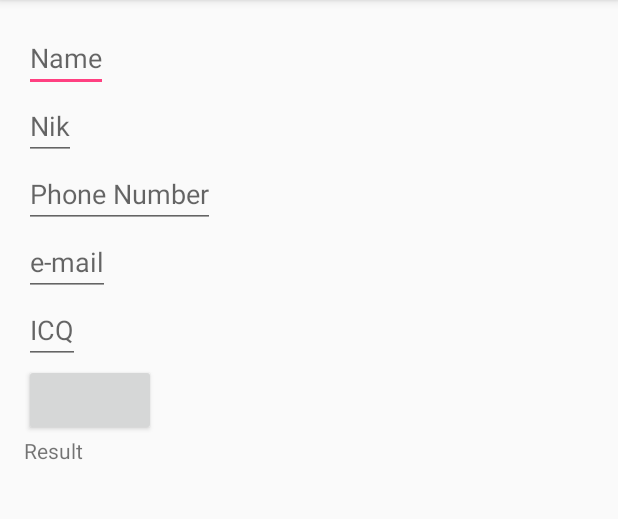
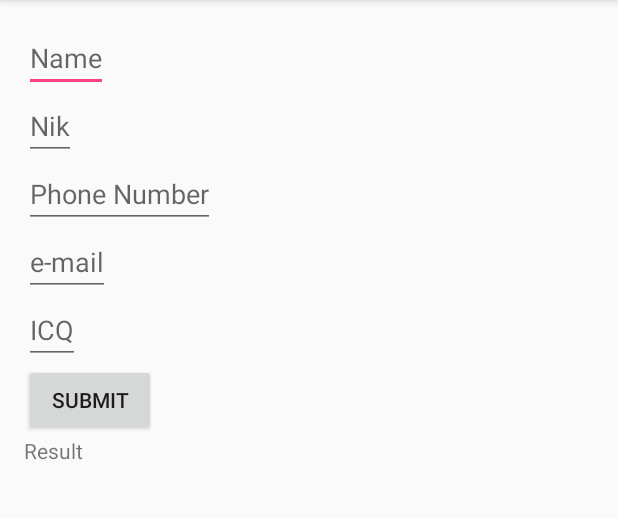
Before and after one commit to DimOOOn91/Test, an Android app: the screen it shows after launch (MainActivity), on a phone screen of 412 x 824 dp, the part 84-603 px from its top. Run offline under Robolectric (Android 15) with nearby library versions, the phone set to English and light mode, and no system bars.

```diff
--- a/app/src/main/java/com/example/dima/test/MainActivity.java
+++ b/app/src/main/java/com/example/dima/test/MainActivity.java
@@ -40,6 +40,11 @@ public class MainActivity extends AppCompatActivity {
                         phone.getText().toString(), email.getText().toString(),
                         icq.getText().toString());
                 result.setText(sNote.toString());
+                name.setText("");
+                nikName.setText("");
+                phone.setText("");
+                email.setText("");
+                icq.setText("");
             }
         });
 
--- a/app/src/main/res/layout/activity_main.xml
+++ b/app/src/main/res/layout/activity_main.xml
@@ -48,7 +48,8 @@
     <Button
         android:id="@+id/button_save"
         android:layout_width="wrap_content"
-        android:layout_height="wrap_content" />
+        android:layout_height="wrap_content"
+        android:text="@string/submit"/>
 
     <TextView
         android:id="@+id/text_Note"
--- a/app/src/main/res/values/strings.xml
+++ b/app/src/main/res/values/strings.xml
@@ -6,4 +6,5 @@
     <string name="email">e-mail</string>
     <string name="icq">ICQ</string>
     <string name="result">Result</string>
+    <string name="submit">Submit</string>
 </resources>
```
Also changed, not shown: 1 other file.
